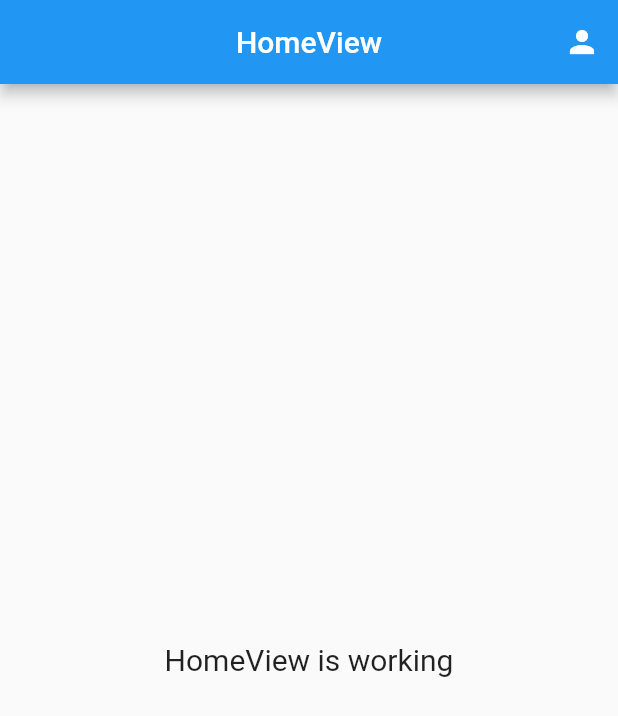
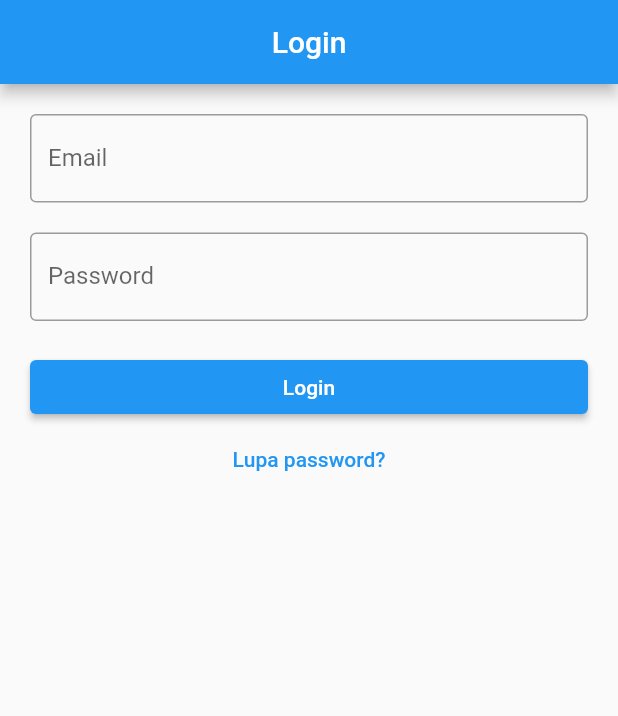
Before and after one commit to whyildan/absensi-flutter, a Flutter app: the screen it shows after launch, on a phone screen of 412 x 824 dp. Shown: the top 716 px of the screen. Run offline on Flutter 3.47's test engine with Material 2 defaults, Android fonts, the phone set to English and light mode, and no system bars; our stand-ins replace cloud_firestore, firebase_auth, firebase_core, get; accounts and stored records are empty.

Commit message:
login page & auth

```diff
--- a/lib/app/modules/add_pegawai/controllers/add_pegawai_controller.dart
+++ b/lib/app/modules/add_pegawai/controllers/add_pegawai_controller.dart
@@ -33,9 +33,11 @@ class AddPegawaiController extends GetxController {
         }
       } on FirebaseAuthException catch (e) {
         if (e.code == 'weak-password') {
-          Get.snackbar("Peringatan", "Password yang digunakan terlalu singkat");
+          Get.snackbar(
+              "Terjadi Kesalahan", "Password yang digunakan terlalu singkat");
         } else if (e.code == 'email-already-in-use') {
-          Get.snackbar("Gagal", "Email yang digunakan sudah terdaftar");
+          Get.snackbar(
+              "Terjadi Kesalahan", "Email yang digunakan sudah terdaftar");
         }
       } catch (e) {
         Get.snackbar("Gagal", "Tidak dapat menambahkan pegawai");
--- /dev/null
+++ b/lib/app/modules/login/controllers/login_controller.dart
@@ -0,0 +1,43 @@
+import 'package:absensi/app/routes/app_pages.dart';
+import 'package:firebase_auth/firebase_auth.dart';
+import 'package:flutter/cupertino.dart';
+import 'package:get/get.dart';
+
+class LoginController extends GetxController {
+  TextEditingController emailC = TextEditingController();
+  TextEditingController passC = TextEditingController();
+
+  FirebaseAuth auth = FirebaseAuth.instance;
+
+  void login() async {
+    if (emailC.text.isNotEmpty && passC.text.isNotEmpty) {
+      try {
+        UserCredential userCredential = await auth.signInWithEmailAndPassword(
+            email: emailC.text, password: passC.text);
+
+        if (userCredential.user != null) {
+          if (userCredential.user!.emailVerified == true) {
+            Get.offAllNamed(Routes.HOME);
+          } else {
+            Get.defaultDialog(
+              title: "Belum Verifikasi",
+              middleText:
+                  "Email yang anda gunakan belum terverifikasi. Silahkan lakukan verifikasi email terlebih dahulu",
+            );
+          }
+        }
+      } on FirebaseAuthException catch (e) {
+        if (e.code == 'user-not-found') {
+          Get.snackbar("Terjadi Kesalahan", "Email tidak terdaftar");
+        } else if (e.code == 'wrong-password') {
+          Get.snackbar(
+              "Terjadi Kesalahan", "Password yang anda masukkan salah");
+        }
+      } catch (e) {
+        Get.snackbar("Gagal", "Tidak dapat melakukan login");
+      }
+    } else {
+      Get.snackbar("Peringatan", "Email dan password tidak boleh kosong");
+    }
+  }
+}
--- /dev/null
+++ b/lib/app/modules/login/views/login_view.dart
@@ -0,0 +1,44 @@
+import 'package:flutter/material.dart';
+
+import 'package:get/get.dart';
+
+import '../controllers/login_controller.dart';
+
+class LoginView extends GetView<LoginController> {
+  @override
+  Widget build(BuildContext context) {
+    return Scaffold(
+      appBar: AppBar(
+        title: Text('Login'),
+        centerTitle: true,
+      ),
+      body: ListView(
+        padding: EdgeInsets.all(20),
+        children: [
+          TextField(
+            controller: controller.emailC,
+            decoration: InputDecoration(
+              labelText: "Email",
+              border: OutlineInputBorder(),
+            ),
+          ),
+          SizedBox(height: 20),
+          TextField(
+            controller: controller.passC,
+            decoration: InputDecoration(
+              labelText: "Password",
+              border: OutlineInputBorder(),
+            ),
+            obscureText: true,
+          ),
+          SizedBox(height: 20),
+          ElevatedButton(
+            onPressed: () {},
+            child: Text("Login"),
+          ),
+          TextButton(onPressed: () {}, child: Text("Lupa password?"))
+        ],
+      ),
+    );
+  }
+}
--- a/lib/app/routes/app_pages.dart
+++ b/lib/app/routes/app_pages.dart
@@ -4,6 +4,8 @@ import 'package:absensi/app/modules/add_pegawai/bindings/add_pegawai_binding.dar
 import 'package:absensi/app/modules/add_pegawai/views/add_pegawai_view.dart';
 import 'package:absensi/app/modules/home/bindings/home_binding.dart';
 import 'package:absensi/app/modules/home/views/home_view.dart';
+import 'package:absensi/app/modules/login/bindings/login_binding.dart';
+import 'package:absensi/app/modules/login/views/login_view.dart';
 
 part 'app_routes.dart';
 
@@ -23,5 +25,10 @@ class AppPages {
       page: () => AddPegawaiView(),
       binding: AddPegawaiBinding(),
     ),
+    GetPage(
+      name: _Paths.LOGIN,
+      page: () => LoginView(),
+      binding: LoginBinding(),
+    ),
   ];
 }
--- a/lib/app/routes/app_routes.dart
+++ b/lib/app/routes/app_routes.dart
@@ -6,9 +6,11 @@ abstract class Routes {
 
   static const HOME = _Paths.HOME;
   static const ADD_PEGAWAI = _Paths.ADD_PEGAWAI;
+  static const LOGIN = _Paths.LOGIN;
 }
 
 abstract class _Paths {
   static const HOME = '/home';
   static const ADD_PEGAWAI = '/add-pegawai';
+  static const LOGIN = '/login';
 }
--- a/lib/main.dart
+++ b/lib/main.dart
@@ -14,7 +14,7 @@ void main() async {
   runApp(
     GetMaterialApp(
       title: "Application",
-      initialRoute: AppPages.INITIAL,
+      initialRoute: Routes.LOGIN,
       getPages: AppPages.routes,
     ),
   );
```
Also changed, not shown: lib/app/modules/login/bindings/login_binding.dart (added, +12 -0 lines).
